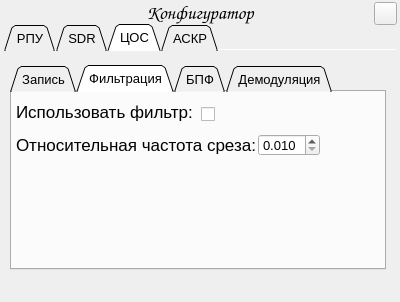
Above: config_manager.ui from FeZar97/DK before the change. Below: the same form after it.
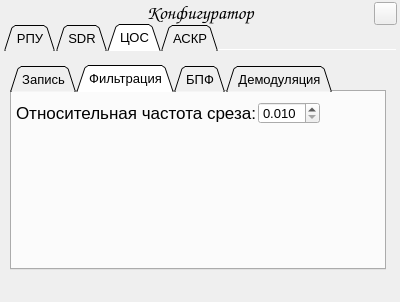
That is the form after the change. The open tabs and pages were chosen to show the change. Icons and pictures are not drawn.

The edit to the form file:
```diff
--- a/config_manager.ui
+++ b/config_manager.ui
@@ -1854,30 +1854,11 @@
        <attribute name="title">
         <string>Фильтрация</string>
        </attribute>
-       <widget class="QCheckBox" name="FiltrationCB">
-        <property name="geometry">
-         <rect>
-          <x>188</x>
-          <y>14</y>
-          <width>15</width>
-          <height>17</height>
-         </rect>
-        </property>
-        <property name="layoutDirection">
-         <enum>Qt::RightToLeft</enum>
-        </property>
-        <property name="text">
-         <string/>
-        </property>
-        <property name="tristate">
-         <bool>false</bool>
-        </property>
-       </widget>
        <widget class="QLabel" name="PassbandLabel">
         <property name="geometry">
          <rect>
           <x>4</x>
-          <y>42</y>
+          <y>10</y>
           <width>243</width>
           <height>22</height>
          </rect>
@@ -1891,29 +1872,11 @@
          <string>Относительная частота среза:</string>
         </property>
        </widget>
-       <widget class="QLabel" name="UseFltLabel">
-        <property name="geometry">
-         <rect>
-          <x>4</x>
-          <y>9</y>
-          <width>177</width>
-          <height>22</height>
-         </rect>
-        </property>
-        <property name="font">
-         <font>
-          <pointsize>13</pointsize>
-         </font>
-        </property>
-        <property name="text">
-         <string>Использовать фильтр:</string>
-        </property>
-       </widget>
        <widget class="QDoubleSpinBox" name="RFrecDSB">
         <property name="geometry">
          <rect>
           <x>246</x>
-          <y>42</y>
+          <y>10</y>
           <width>62</width>
           <height>22</height>
          </rect>
@@ -1925,7 +1888,7 @@
          <double>0.010000000000000</double>
         </property>
         <property name="maximum">
-         <double>0.490000000000000</double>
+         <double>0.500000000000000</double>
         </property>
         <property name="singleStep">
          <double>0.050000000000000</double>
```
Left out of the diff: 6 changed lines with no effect on the pictures.
